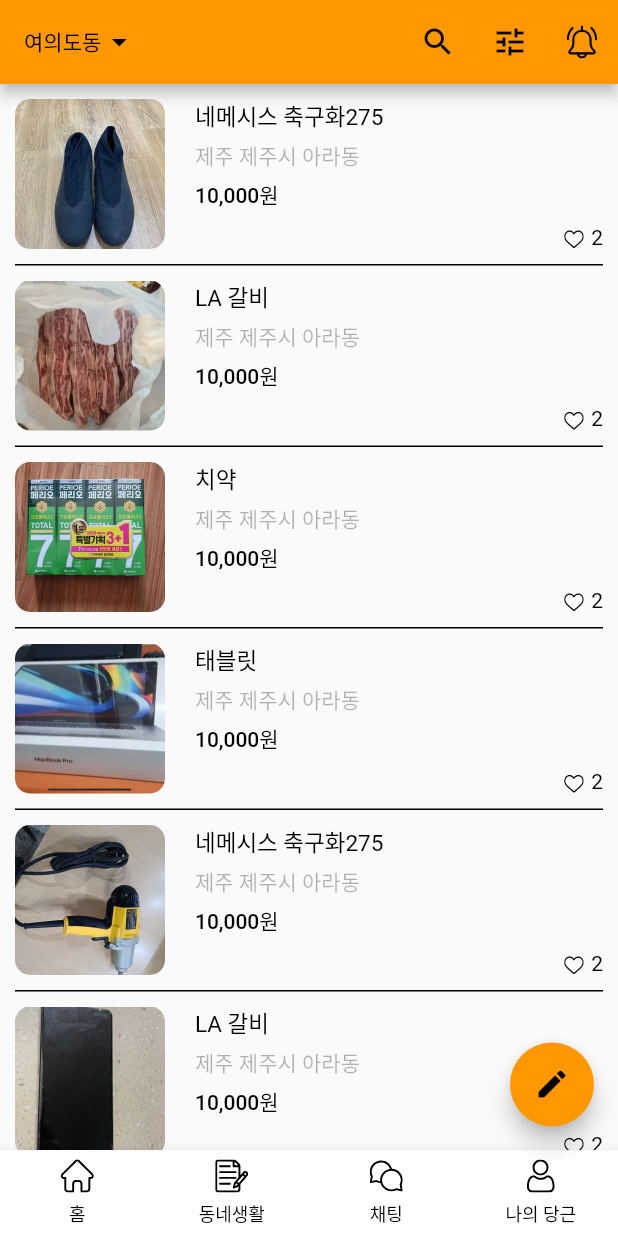
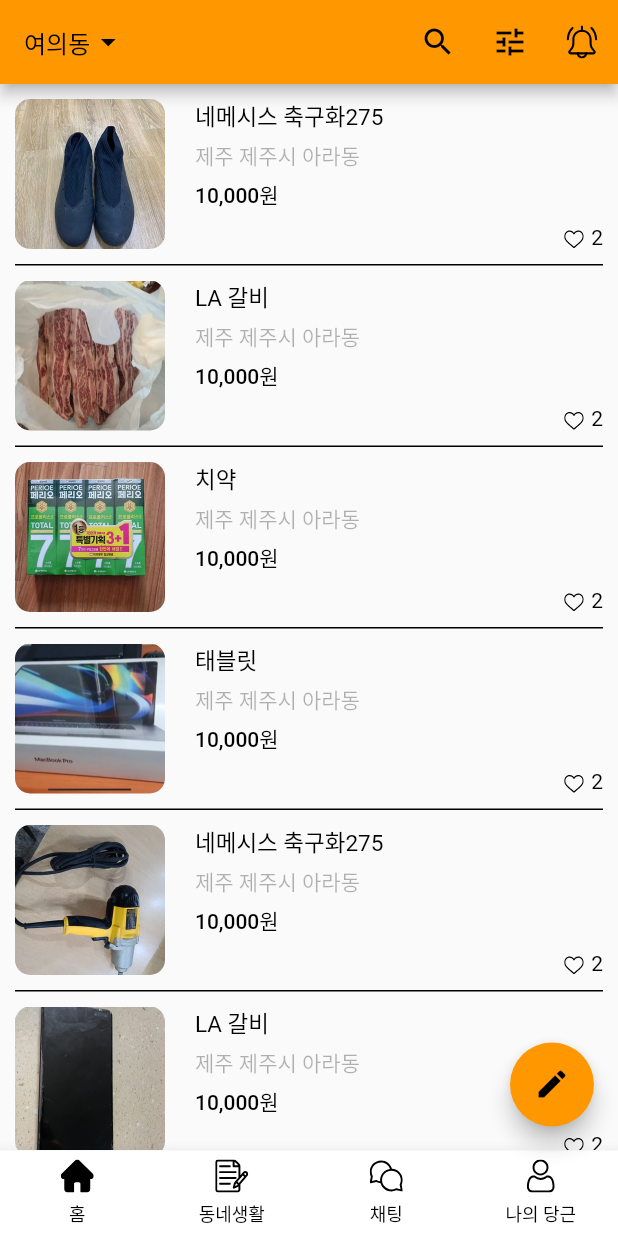
Before and after one commit to jobum97/daanggn_market_clone, a Flutter app: the screen it shows after launch, on a phone screen of 412 x 824 dp. Run offline on Flutter 3.47's test engine with Material 2 defaults, Android fonts, the phone set to English and light mode, and no system bars; our stand-ins replace flutter_svg.

Commit message:
issue#2 구현

```diff
--- a/lib/main.dart
+++ b/lib/main.dart
@@ -1,6 +1,6 @@
 import 'package:flutter/material.dart';
 
-import 'pages/usedItemPage.dart';
+import 'pages/app.dart';
 
 void main() {
   runApp(const MyApp());
@@ -23,7 +23,7 @@ class MyApp extends StatelessWidget {
         ),
         visualDensity: VisualDensity.adaptivePlatformDensity,
       ),
-      home: const usedItemPage(),
+      home: const App(),
     );
   }
 }
--- a/lib/pages/usedItemPage.dart
+++ b/lib/pages/Home.dart
@@ -1,25 +1,31 @@
+import 'dart:developer';
+
 import 'package:flutter/material.dart';
-import 'package:flutter_svg/flutter_svg.dart';
-import 'dart:developer';
+import 'package:flutter_svg/svg.dart';
 import 'package:intl/intl.dart';
 
-class usedItemPage extends StatefulWidget {
-  const usedItemPage({Key? key}) : super(key: key);
+class Home extends StatefulWidget {
+  const Home({Key? key}) : super(key: key);
 
   @override
-  _usedItemPageState createState() => _usedItemPageState();
+  _HomeState createState() => _HomeState();
 }
 
-class _usedItemPageState extends State<usedItemPage> {
+class _HomeState extends State<Home> {
   List<Map<String, String>> usedItems = [];
-
-  late int _currentPageIndex;
+  late String currentLocation;
+  final Map<String,String> locationTypeToString = {
+    "ara" : "아라동",
+    "yeouido" : "여의동",
+    "daebang" : "대방동",
+    "singil" : "신길동",
+  };
 
   @override
   void initState() {
     log("initState() 시작");
     super.initState();
-    _currentPageIndex = 0;
+    currentLocation = "yeouido";
     usedItems = [
       {
         "image": "assets/images/ara-1.jpg",
@@ -94,6 +100,12 @@ class _usedItemPageState extends State<usedItemPage> {
     ];
   }
 
+  final oCcy = new NumberFormat("#,###", "ko_KR");
+
+  String calcStringToWon(String priceString) {
+    return "${oCcy.format(int.parse(priceString))}원";
+  }
+
   PreferredSizeWidget _appbarWidget() {
     log("_appbarWidget 시작");
     return AppBar(
@@ -101,13 +113,45 @@ class _usedItemPageState extends State<usedItemPage> {
           onTap: () {
             print("click");
           },
+          child: PopupMenuButton<String>(
+            shape: ShapeBorder.lerp(
+                RoundedRectangleBorder(borderRadius: BorderRadius.circular(10.0)),
+                RoundedRectangleBorder(borderRadius: BorderRadius.circular(10.0)),
+                1
+            ),
+            onSelected: (String where) {
+              setState(() {
+                currentLocation = where;
+              });
+            },
+            itemBuilder: (BuildContext context) {
+              // 내동네 리스트가 대체해야하는 부분
+              // 실제 당근 마켓에선 최소 1개 최대 2개를 지정할 수 있음
+              return [
+                 PopupMenuItem(
+                  value: "yeouido",
+                  child: Text("여의동"),
+                ),
+                PopupMenuItem(
+                  value: "daebang",
+                  child: Text("대방동"),
+                ),
+                PopupMenuItem(
+                  value: "singil",
+                  child: Text("신길동"),
+                ),
+              ];
+            },
             child: Row(
               children: [
-            Text("여의도동", style: Theme.of(context).textTheme.bodyText2),
+                Text(
+                  locationTypeToString[currentLocation]!,
+                  style: TextStyle(fontSize: 16, color: Colors.black),
+                ),
                 Icon(Icons.arrow_drop_down, color: Colors.black),
               ],
             ),
-      ),
+          )),
       backgroundColor: Colors.orange,
       actions: [
         IconButton(
@@ -124,12 +168,6 @@ class _usedItemPageState extends State<usedItemPage> {
             )),
       ],
     );
-  }
-
-  final oCcy = new NumberFormat("#,###", "ko_KR");
-
-  String calcStringToWon(String priceString) {
-    return "${oCcy.format(int.parse(priceString))}원";
   }
 
   Widget _bodyWidget() {
@@ -209,60 +247,15 @@ class _usedItemPageState extends State<usedItemPage> {
     );
   }
 
-  BottomNavigationBarItem _bottomNavigationBarItem(String iconName, String label) {
-    return BottomNavigationBarItem(
-      icon: Padding(
-        padding: const EdgeInsets.only(bottom: 5),
-        child: SvgPicture.asset(
-          "assets/svg/${iconName}.svg",
-          width: 22,
-        ),
-      ),
-      label: label,
-    );
-  }
-
-  Widget _bottomNaviagtionWidget() {
-    return BottomNavigationBar(
-      type: BottomNavigationBarType.fixed,
-      onTap: (int index) {
-        log("click BottomNavigationBar Index : ${index}");
-        setState(() {
-          _currentPageIndex = index;
-        });
-      },
-      selectedFontSize: 12,
-      currentIndex: _currentPageIndex,
-      backgroundColor: Colors.white,
-      unselectedItemColor: Colors.black,
-      selectedItemColor: Colors.black,
-      unselectedLabelStyle: TextStyle(color: Colors.black),
-      selectedLabelStyle: TextStyle(color: Colors.black),
-      items: [
-        _bottomNavigationBarItem("home_off", "홈"),
-        _bottomNavigationBarItem("notes_off", "동네생활"),
-        _bottomNavigationBarItem("chat_off", "채팅"),
-        _bottomNavigationBarItem("user_off", "나의 당근"),
-      ],
-    );
-  }
-
-  Widget _floatingActionButton(){
-    return FloatingActionButton(
-      child: Icon(Icons.edit),
-      backgroundColor: Colors.orange,
-      onPressed: () {
-        log("click edit btn");
-      });
-  }
-
   @override
   Widget build(BuildContext context) {
     return Scaffold(
       appBar: _appbarWidget(),
       body: _bodyWidget(),
-      floatingActionButton: _floatingActionButton(),
-      bottomNavigationBar: _bottomNaviagtionWidget(),
     );
   }
 }
+
+// Widget _homePageWidget() {
+//
+// }
--- /dev/null
+++ b/lib/pages/app.dart
@@ -0,0 +1,147 @@
+import 'package:daanggn_market_clone/pages/Chatting.dart';
+import 'package:daanggn_market_clone/pages/Community.dart';
+import 'package:daanggn_market_clone/pages/Home.dart';
+import 'package:daanggn_market_clone/pages/Mypage.dart';
+import 'package:flutter/material.dart';
+import 'package:flutter_svg/flutter_svg.dart';
+import 'dart:developer';
+import 'package:intl/intl.dart';
+
+class App extends StatefulWidget {
+  const App({Key? key}) : super(key: key);
+
+  @override
+  _AppState createState() => _AppState();
+}
+
+class _AppState extends State<App> {
+
+  late int _currentPageIndex;
+
+  @override
+  void initState() {
+    log("initState() 시작");
+    super.initState();
+    _currentPageIndex = 0;
+
+  }
+
+  PreferredSizeWidget _appbarWidget() {
+    log("_appbarWidget 시작");
+    return AppBar(
+      title: GestureDetector(
+        onTap: () {
+          print("click");
+        },
+        child: Row(
+          children: [
+            Text("여의도동", style: Theme.of(context).textTheme.bodyText2),
+            Icon(Icons.arrow_drop_down, color: Colors.black),
+          ],
+        ),
+      ),
+      backgroundColor: Colors.orange,
+      actions: [
+        IconButton(
+            onPressed: () {}, icon: Icon(Icons.search, color: Colors.black)),
+        IconButton(
+          onPressed: () {},
+          icon: Icon(Icons.tune, color: Colors.black),
+        ),
+        IconButton(
+            onPressed: () {},
+            icon: SvgPicture.asset(
+              "assets/svg/bell.svg",
+              width: 22,
+            )),
+      ],
+    );
+  }
+
+  Widget _bodyWidget() {
+    switch (_currentPageIndex) {
+      //홈화면
+      case 0:
+        return Home();
+        break;
+      //동네생활
+      case 1:
+        return Community();
+        break;
+      //채팅
+      case 2:
+        return Chatting();
+        break;
+      //나의 당근
+      case 3:
+        return Mypage();
+        break;
+    }
+
+    return Container();
+  }
+
+  BottomNavigationBarItem _bottomNavigationBarItem(
+      String iconName, String label) {
+    return BottomNavigationBarItem(
+      icon: Padding(
+        padding: const EdgeInsets.only(bottom: 5),
+        child: SvgPicture.asset(
+          "assets/svg/${iconName}_off.svg",
+          width: 22,
+        ),
+      ),
+      activeIcon: Padding(
+          padding: const EdgeInsets.only(bottom: 5),
+          child: SvgPicture.asset(
+            "assets/svg/${iconName}_on.svg",
+            width: 22,
+          )),
+      label: label,
+    );
+  }
+
+  Widget _bottomNaviagtionWidget() {
+    return BottomNavigationBar(
+      type: BottomNavigationBarType.fixed,
+      onTap: (int index) {
+        log("click BottomNavigationBar Index : ${index}");
+        setState(() {
+          _currentPageIndex = index;
+        });
+      },
+      selectedFontSize: 12,
+      currentIndex: _currentPageIndex,
+      backgroundColor: Colors.white,
+      unselectedItemColor: Colors.black,
+      selectedItemColor: Colors.black,
+      unselectedLabelStyle: TextStyle(color: Colors.black),
+      selectedLabelStyle: TextStyle(color: Colors.black),
+      items: [
+        _bottomNavigationBarItem("home", "홈"),
+        _bottomNavigationBarItem("notes", "동네생활"),
+        _bottomNavigationBarItem("chat", "채팅"),
+        _bottomNavigationBarItem("user", "나의 당근"),
+      ],
+    );
+  }
+
+  Widget _floatingActionButton() {
+    return FloatingActionButton(
+        child: Icon(Icons.edit),
+        backgroundColor: Colors.orange,
+        onPressed: () {
+          log("click edit btn");
+        });
+  }
+
+  @override
+  Widget build(BuildContext context) {
+    return Scaffold(
+      //appBar: _appbarWidget(),
+      body: _bodyWidget(),
+      floatingActionButton: _floatingActionButton(),
+      bottomNavigationBar: _bottomNaviagtionWidget(),
+    );
+  }
+}
```
Also changed, not shown: lib/pages/Chatting.dart (added, +56 -0 lines), lib/pages/Community.dart (added, +56 -0 lines), lib/pages/Mypage.dart (added, +56 -0 lines). Lines whose indentation alone changed are shown as unchanged.
